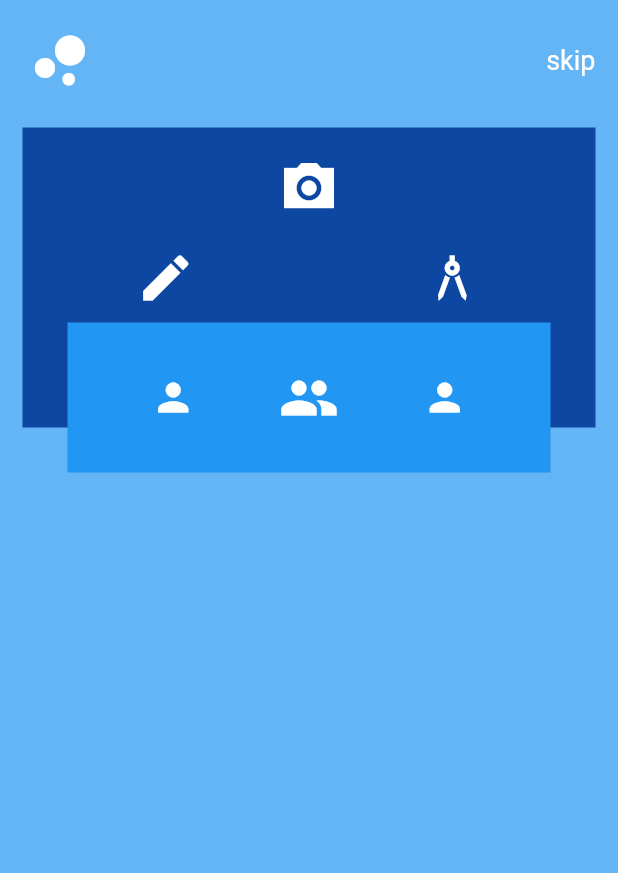
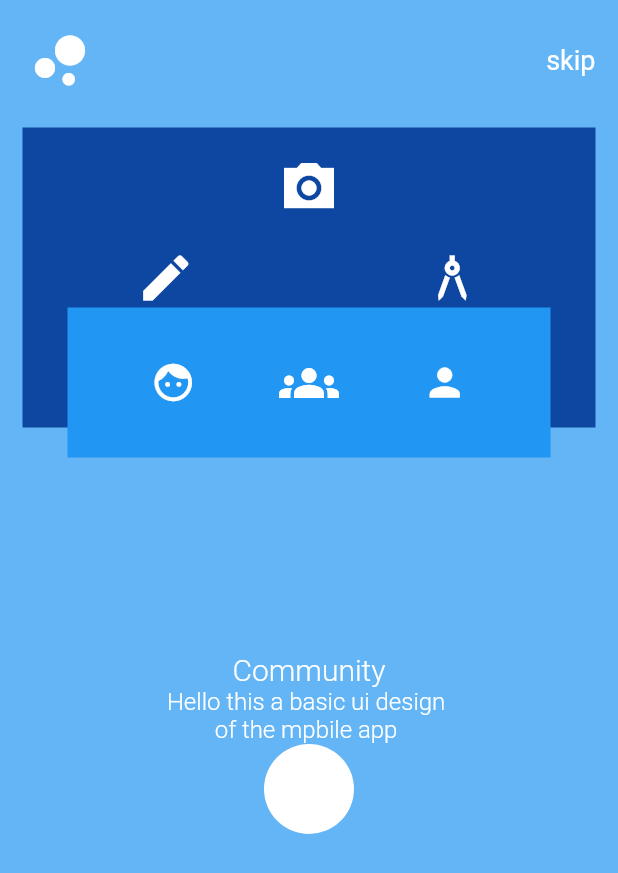
Before and after one commit to BipinL/designs, a Flutter app: the screen it shows after launch, on a phone screen of 412 x 824 dp. Shown: the top 873 px of the screen. Run offline on Flutter 3.47's test engine with Material 2 defaults, Android fonts, the phone set to English and light mode, and no system bars; our stand-ins replace get.

Commit message:
almost finished

```diff
--- a/lib/home.dart
+++ b/lib/home.dart
@@ -31,10 +31,8 @@ class Home extends StatelessWidget {
                     const SizedBox(
                       height: 20,
                     ),
-                    Stack(
-                      children: [
                     Container(
-                            height: 300,
+                      height: 350,
                       width: Get.size.width,
                       child: Stack(
                         children: [
@@ -45,8 +43,7 @@ class Home extends StatelessWidget {
                             child: Column(
                               children: [
                                 Row(
-                                        mainAxisAlignment:
-                                            MainAxisAlignment.center,
+                                  mainAxisAlignment: MainAxisAlignment.center,
                                   children: const [
                                     Padding(
                                       padding: EdgeInsets.all(20.0),
@@ -78,7 +75,7 @@ class Home extends StatelessWidget {
                             ),
                           ),
                           Positioned(
-                                  bottom: 70,
+                            bottom: 130,
                             right: 30,
                             left: 30,
                             child: Container(
@@ -90,12 +87,12 @@ class Home extends StatelessWidget {
                                       MainAxisAlignment.spaceEvenly,
                                   children: const [
                                     Icon(
-                                            Icons.person,
+                                      Icons.face,
                                       color: Colors.white,
                                       size: 30,
                                     ),
                                     Icon(
-                                            Icons.group,
+                                      Icons.groups,
                                       color: Colors.white,
                                       size: 40,
                                     ),
@@ -108,9 +105,39 @@ class Home extends StatelessWidget {
                             ),
                           )
                         ],
-                            ))
-                      ],
                       ),
+                    ),
+                    const Text(
+                      "Community",
+                      style: TextStyle(
+                          fontSize: 20,
+                          fontWeight: FontWeight.w300,
+                          color: Colors.white),
+                    ),
+                    const Padding(
+                      padding: EdgeInsets.fromLTRB(20, 0, 20, 0),
+                      child: Text(
+                        "Hello this a basic ui design ",
+                        style: TextStyle(
+                            fontSize: 16,
+                            fontWeight: FontWeight.w300,
+                            color: Colors.white),
+                      ),
+                    ),
+                    const Text(
+                      "of the mpbile app ",
+                      style: TextStyle(
+                          fontSize: 16,
+                          fontWeight: FontWeight.w300,
+                          color: Colors.white),
+                    ),
+                    Container(
+                      height: 60,
+                      width: 60,
+                      decoration: BoxDecoration(
+                          borderRadius: BorderRadius.circular(60),
+                          color: Colors.white),
+                    )
                   ],
                 ),
               ),
```
Lines whose indentation alone changed are shown as unchanged.
